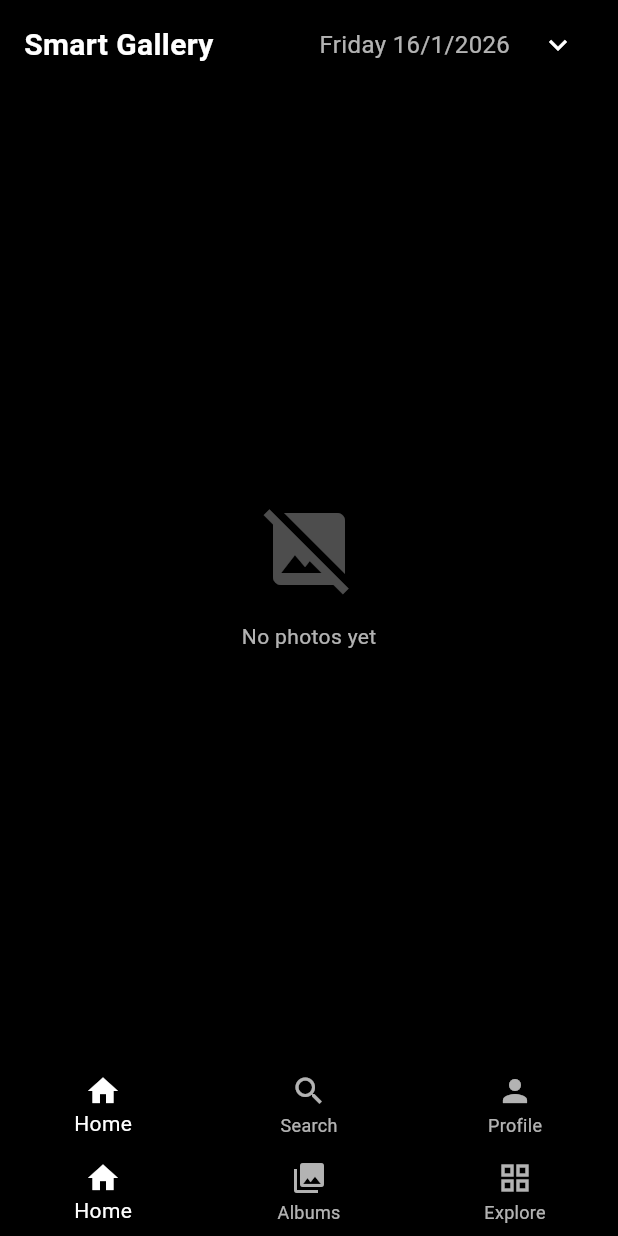
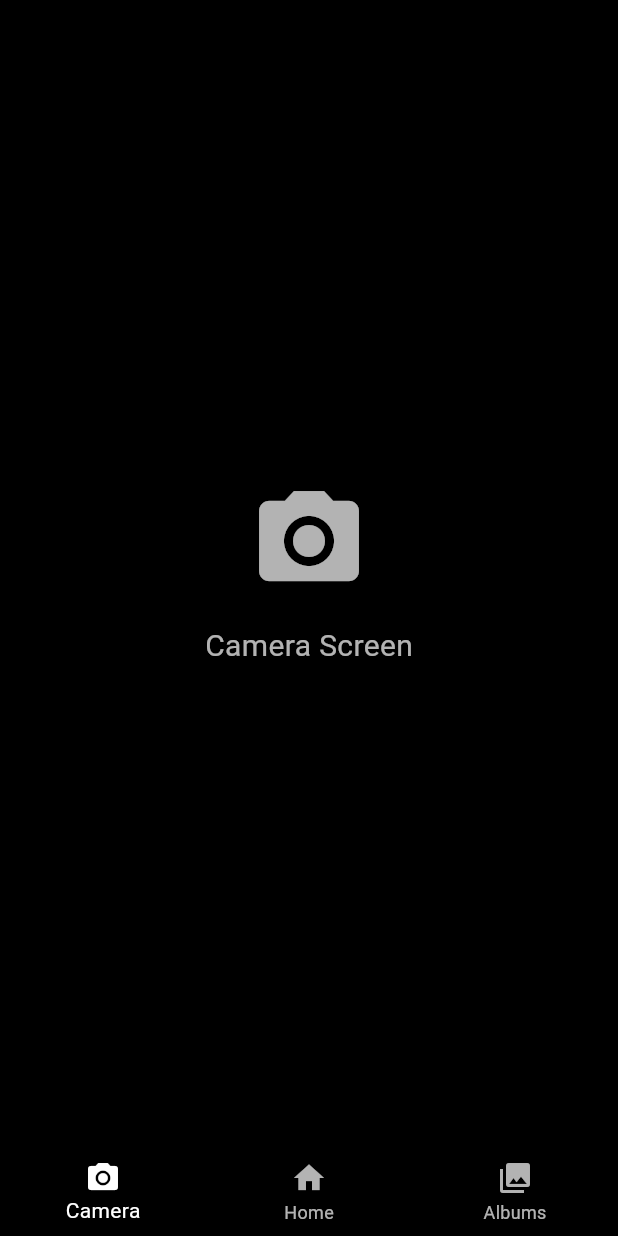
Before and after one commit to ntua-el22835/SmartGallery, a Flutter app: the screen it shows after launch, on a phone screen of 412 x 824 dp. Run offline on Flutter 3.47's test engine with Material 3 defaults, Android fonts, the phone set to English and light mode, and no system bars; our stand-ins replace camera, geocoding, geolocator, sensors_plus, sqflite_common_ffi; missing offline and left inert: google_mlkit_commons, google_mlkit_face_detection; accounts and stored records are empty; Roboto replaces fonts that are missing (SF Pro).

Commit message:
camera,home,album screens

```diff
--- /dev/null
+++ b/lib/screens/camera_screen.dart
@@ -0,0 +1,23 @@
+import 'package:flutter/material.dart';
+
+/// Dummy Camera Screen (for navigation)
+class CameraScreen extends StatelessWidget {
+  const CameraScreen({super.key});
+
+  @override
+  Widget build(BuildContext context) {
+    return Scaffold(
+      body: Center(
+        child: Column(
+          mainAxisAlignment: MainAxisAlignment.center,
+          children: const [
+            Icon(Icons.camera_alt, size: 80, color: Colors.white70),
+            SizedBox(height: 16),
+            Text('Camera Screen', style: TextStyle(color: Colors.white70, fontSize: 20)),
+          ],
+        ),
+      ),
+      backgroundColor: Theme.of(context).scaffoldBackgroundColor,
+    );
+  }
+}
--- a/lib/screens/explore_screen.dart
+++ b/lib/screens/explore_screen.dart
@@ -72,15 +72,19 @@ class _ExploreScreenState extends State<ExploreScreen> {
         child: Row(
           mainAxisAlignment: MainAxisAlignment.spaceBetween,
           children: [
-            const Text(
-              'Smart Gallery',
-              style: TextStyle(
-                fontSize: 20,
-                fontWeight: FontWeight.bold,
-                color: Colors.white,
+            Flexible(
+              child: Text(
+                'Smart Gallery',
+                style: TextStyle(
+                  fontSize: 20,
+                  fontWeight: FontWeight.bold,
+                  color: Colors.white,
+                ),
+                overflow: TextOverflow.ellipsis,
               ),
             ),
             Row(
+              mainAxisAlignment: MainAxisAlignment.end,
               children: [
                 Text(
                   dateStr,
--- a/lib/screens/home_screen.dart
+++ b/lib/screens/home_screen.dart
@@ -7,18 +7,6 @@ import 'package:smartgallery/services/database_service.dart';
 import 'package:smartgallery/services/camera_service.dart';
 import 'package:smartgallery/theme/app_theme.dart';
 
-// Placeholder για το glass navigation bar ώστε να μην υπάρχει undefined error
-Widget _buildGlassNavigationBar() {
-  return BottomNavigationBar(
-    items: const [
-      BottomNavigationBarItem(icon: Icon(Icons.home), label: 'Home'),
-      BottomNavigationBarItem(icon: Icon(Icons.search), label: 'Search'),
-      BottomNavigationBarItem(icon: Icon(Icons.person), label: 'Profile'),
-    ],
-    currentIndex: 0,
-    onTap: (index) {},
-  );
-}
 
 /// Αρχική οθόνη - Home Screen (Gallery View)
 ///
@@ -110,7 +98,6 @@ class _HomeScreenState extends State<HomeScreen> {
           SliverPadding(padding: const EdgeInsets.only(bottom: 100)),
         ],
       ),
-      bottomNavigationBar: _buildGlassNavigationBar(),
     );
   }
 
--- a/lib/screens/main_navigation.dart
+++ b/lib/screens/main_navigation.dart
@@ -1,7 +1,7 @@
 import 'package:flutter/material.dart';
 import 'package:smartgallery/screens/home_screen.dart';
 import 'package:smartgallery/screens/albums_screen.dart';
-import 'package:smartgallery/screens/explore_screen.dart';
+import 'package:smartgallery/screens/camera_screen.dart';
 
 /// Main Navigation Screen με Bottom Navigation Bar
 ///
@@ -20,9 +20,9 @@ class _MainNavigationState extends State<MainNavigation> {
   int _currentIndex = 0;
 
   final List<Widget> _screens = [
+    const CameraScreen(),
     const HomeScreen(),
     const AlbumsScreen(),
-    const ExploreScreen(),
   ];
 
   @override
@@ -33,13 +33,11 @@ class _MainNavigationState extends State<MainNavigation> {
         children: _screens,
       ),
       bottomNavigationBar: BottomNavigationBar(
-        currentIndex: _currentIndex,
-        onTap: (index) {
-          setState(() {
-            _currentIndex = index;
-          });
-        },
         items: const [
+          BottomNavigationBarItem(
+            icon: Icon(Icons.camera_alt),
+            label: 'Camera',
+          ),
           BottomNavigationBarItem(
             icon: Icon(Icons.home),
             label: 'Home',
@@ -48,11 +46,13 @@ class _MainNavigationState extends State<MainNavigation> {
             icon: Icon(Icons.photo_library),
             label: 'Albums',
           ),
-          BottomNavigationBarItem(
-            icon: Icon(Icons.grid_view),
-            label: 'Explore',
-          ),
         ],
+        currentIndex: _currentIndex,
+        onTap: (index) {
+          setState(() {
+            _currentIndex = index;
+          });
+        },
       ),
     );
   }
```
Also changed, not shown: pubspec.yaml (+4 -4 lines), assets/icons/Home.png (added), assets/icons/Icon_camera.png (added), assets/icons/Image.png (added), 1 other file.
